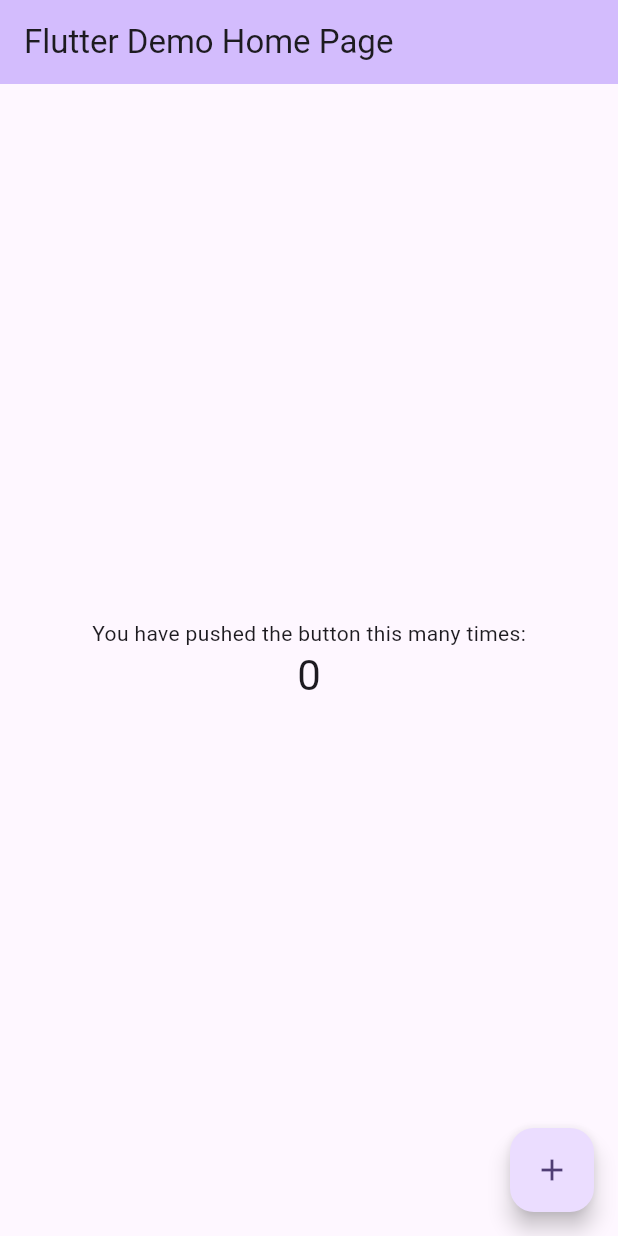
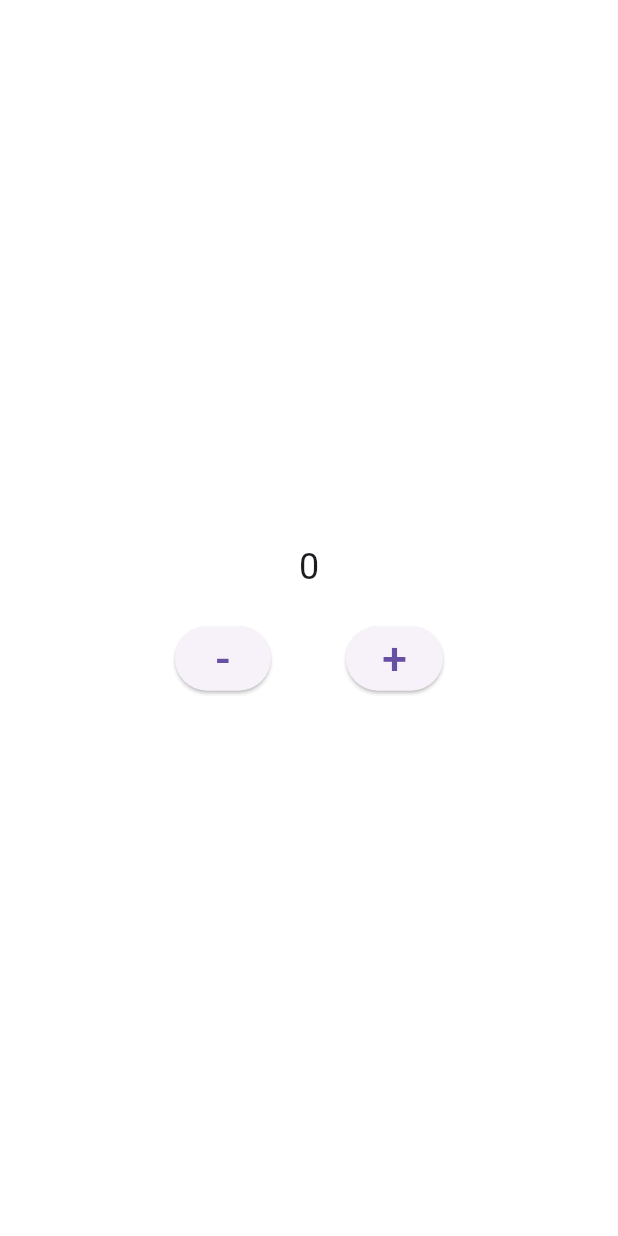
Before and after one commit to AbdelrhmanElsoot/bloc_learning, a Flutter app: the screen it shows after launch, on a phone screen of 412 x 824 dp. Run offline on Flutter 3.47's test engine with Material 3 defaults, Android fonts, the phone set to English and light mode, and no system bars.

Commit message:
counter_with_set_state

```diff
--- /dev/null
+++ b/bloc_learning_eng_usama_course/lib/counter_set_state/counter_set_state.dart
@@ -0,0 +1,61 @@
+import 'package:flutter/material.dart';
+
+// In this example, both the UI and logic are combined in the same place.
+// This tight coupling makes it hard to separate concerns.
+// In real-world applications, this approach is not recommended.
+// we need to use state Mangement.
+
+class CounterAppScreen extends StatefulWidget {
+  const CounterAppScreen({super.key});
+
+  @override
+  State<CounterAppScreen> createState() => _CounterAppScreenState();
+}
+
+class _CounterAppScreenState extends State<CounterAppScreen> {
+  int counter = 0;
+  void incre() {
+    counter++;
+    setState(() {});
+  }
+
+  void decre() {
+    counter--;
+    setState(() {});
+  }
+
+  @override
+  Widget build(BuildContext context) {
+    return Scaffold(
+      backgroundColor: Colors.white,
+      body: Center(
+        child: Column(
+          crossAxisAlignment: CrossAxisAlignment.center,
+          mainAxisAlignment: MainAxisAlignment.center,
+          children: [
+            Text('$counter', style: TextStyle(fontSize: 24)),
+            SizedBox(height: 20),
+            Row(
+              mainAxisAlignment: MainAxisAlignment.center,
+              children: [
+                ElevatedButton(
+                  onPressed: () {
+                    decre();
+                  },
+                  child: Text('-', style: TextStyle(fontSize: 30)),
+                ),
+                SizedBox(width: 50),
+                ElevatedButton(
+                  onPressed: () {
+                    incre();
+                  },
+                  child: Text('+', style: TextStyle(fontSize: 30)),
+                ),
+              ],
+            ),
+          ],
+        ),
+      ),
+    );
+  }
+}
--- a/bloc_learning_eng_usama_course/lib/main.dart
+++ b/bloc_learning_eng_usama_course/lib/main.dart
@@ -1,3 +1,4 @@
+import 'package:bloc_learning_eng_usama_course/counter_set_state/counter_set_state.dart';
 import 'package:flutter/material.dart';
 
 void main() {
@@ -7,116 +8,11 @@ void main() {
 class MyApp extends StatelessWidget {
   const MyApp({super.key});
 
-  // This widget is the root of your application.
   @override
   Widget build(BuildContext context) {
     return MaterialApp(
-      title: 'Flutter Demo',
-      theme: ThemeData(
-        // This is the theme of your application.
-        //
-        // TRY THIS: Try running your application with "flutter run". You'll see
-        // the application has a purple toolbar. Then, without quitting the app,
-        // try changing the seedColor in the colorScheme below to Colors.green
-        // and then invoke "hot reload" (save your changes or press the "hot
-        // reload" button in a Flutter-supported IDE, or press "r" if you used
-        // the command line to start the app).
-        //
-        // Notice that the counter didn't reset back to zero; the application
-        // state is not lost during the reload. To reset the state, use hot
-        // restart instead.
-        //
-        // This works for code too, not just values: Most code changes can be
-        // tested with just a hot reload.
-        colorScheme: ColorScheme.fromSeed(seedColor: Colors.deepPurple),
-      ),
-      home: const MyHomePage(title: 'Flutter Demo Home Page'),
+      debugShowCheckedModeBanner: false,
+      home: CounterAppScreen(),
     );
   }
 }
-
-class MyHomePage extends StatefulWidget {
-  const MyHomePage({super.key, required this.title});
-
-  // This widget is the home page of your application. It is stateful, meaning
-  // that it has a State object (defined below) that contains fields that affect
-  // how it looks.
-
-  // This class is the configuration for the state. It holds the values (in this
-  // case the title) provided by the parent (in this case the App widget) and
-  // used by the build method of the State. Fields in a Widget subclass are
-  // always marked "final".
-
-  final String title;
-
-  @override
-  State<MyHomePage> createState() => _MyHomePageState();
-}
-
-class _MyHomePageState extends State<MyHomePage> {
-  int _counter = 0;
-
-  void _incrementCounter() {
-    setState(() {
-      // This call to setState tells the Flutter framework that something has
-      // changed in this State, which causes it to rerun the build method below
-      // so that the display can reflect the updated values. If we changed
-      // _counter without calling setState(), then the build method would not be
-      // called again, and so nothing would appear to happen.
-      _counter++;
-    });
-  }
-
-  @override
-  Widget build(BuildContext context) {
-    // This method is rerun every time setState is called, for instance as done
-    // by the _incrementCounter method above.
-    //
-    // The Flutter framework has been optimized to make rerunning build methods
-    // fast, so that you can just rebuild anything that needs updating rather
-    // than having to individually change instances of widgets.
-    return Scaffold(
-      appBar: AppBar(
-        // TRY THIS: Try changing the color here to a specific color (to
-        // Colors.amber, perhaps?) and trigger a hot reload to see the AppBar
-        // change color while the other colors stay the same.
-        backgroundColor: Theme.of(context).colorScheme.inversePrimary,
-        // Here we take the value from the MyHomePage object that was created by
-        // the App.build method, and use it to set our appbar title.
-        title: Text(widget.title),
-      ),
-      body: Center(
-        // Center is a layout widget. It takes a single child and positions it
-        // in the middle of the parent.
-        child: Column(
-          // Column is also a layout widget. It takes a list of children and
-          // arranges them vertically. By default, it sizes itself to fit its
-          // children horizontally, and tries to be as tall as its parent.
-          //
-          // Column has various properties to control how it sizes itself and
-          // how it positions its children. Here we use mainAxisAlignment to
-          // center the children vertically; the main axis here is the vertical
-          // axis because Columns are vertical (the cross axis would be
-          // horizontal).
-          //
-          // TRY THIS: Invoke "debug painting" (choose the "Toggle Debug Paint"
-          // action in the IDE, or press "p" in the console), to see the
-          // wireframe for each widget.
-          mainAxisAlignment: MainAxisAlignment.center,
-          children: <Widget>[
-            const Text('You have pushed the button this many times:'),
-            Text(
-              '$_counter',
-              style: Theme.of(context).textTheme.headlineMedium,
-            ),
-          ],
-        ),
-      ),
-      floatingActionButton: FloatingActionButton(
-        onPressed: _incrementCounter,
-        tooltip: 'Increment',
-        child: const Icon(Icons.add),
-      ), // This trailing comma makes auto-formatting nicer for build methods.
-    );
-  }
-}
--- a/bloc_learning_eng_usama_course/pubspec.yaml
+++ b/bloc_learning_eng_usama_course/pubspec.yaml
@@ -34,6 +34,7 @@ dependencies:
   # The following adds the Cupertino Icons font to your application.
   # Use with the CupertinoIcons class for iOS style icons.
   cupertino_icons: ^1.0.8
+  flutter_bloc: ^9.1.1
 
 dev_dependencies:
   flutter_test:
```
Also changed, not shown: bloc_learning_eng_usama_course/pubspec.lock.
